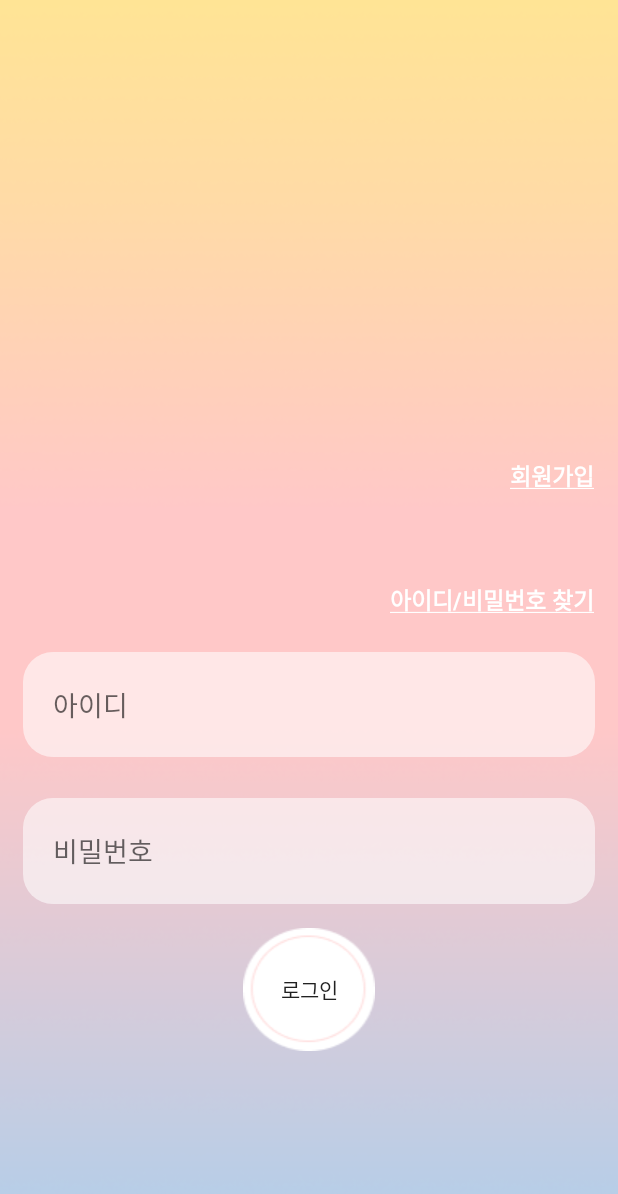
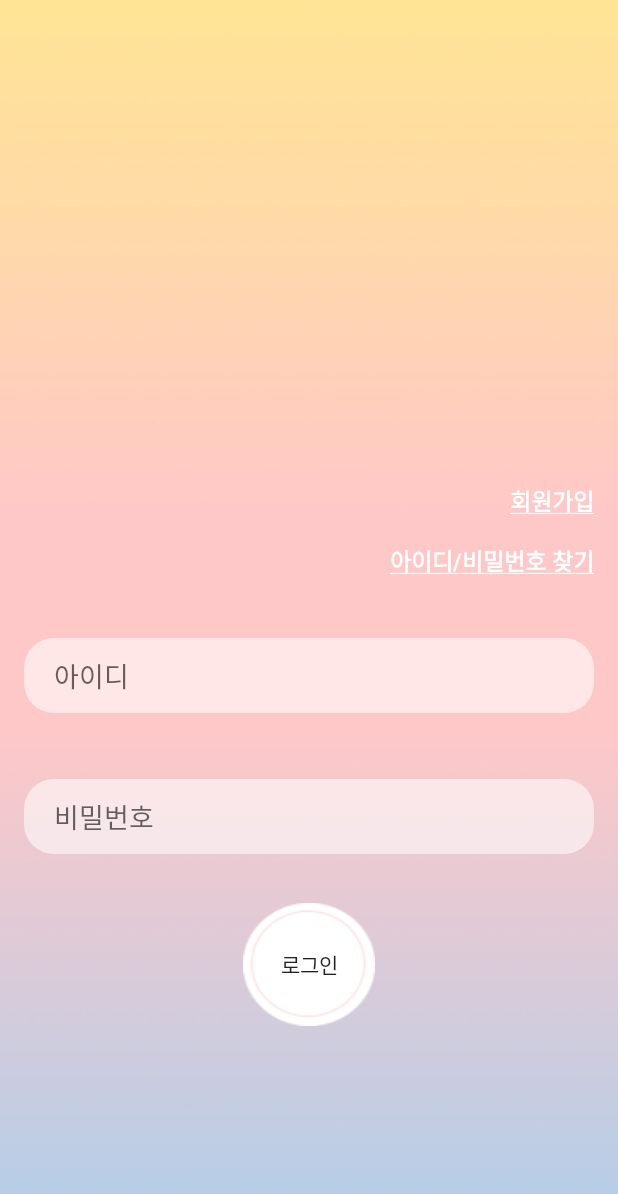
Before and after one commit to ynnij/HiBuyPhotocard, an Android app: the LoginActivity screen opened directly, with no data from a screen before it, on a phone screen of 412 x 824 dp. Shown: the top 1194 px of the screen. Run offline under Robolectric (Android 15) with nearby library versions, the phone set to English and light mode, and no system bars; our stand-ins replace Firebase (no records; nobody signed in at launch, a user with empty details on screens opened directly).

Commit message:
chore: 로그인 위해 필요한 파일 가져옴

```diff
--- a/app/src/main/java/com/example/hibuyphotocard/LoginActivity.java
+++ b/app/src/main/java/com/example/hibuyphotocard/LoginActivity.java
@@ -7,6 +7,7 @@ import android.view.View;
 import android.widget.Button;
 import android.widget.EditText;
 import android.widget.TextView;
+import android.widget.Toast;
 
 import androidx.annotation.NonNull;
 import androidx.appcompat.app.ActionBar;
@@ -79,11 +80,11 @@ public class LoginActivity extends AppCompatActivity {
                     @Override
                     public void onComplete(@NonNull Task<AuthResult> task) {
                         if (task.isSuccessful()) {
-                            Intent intent = new Intent(getApplicationContext(), SellMainActivity.class);
+                            Intent intent = new Intent(getApplicationContext(), MainActivity.class);
                             startActivity(intent);
                             finish();
                         } else {
-
+                            Toast.makeText(LoginActivity.this, "인증 실패", Toast.LENGTH_SHORT).show();
                         }
                     }
                 });
--- a/app/src/main/res/layout/activity_login.xml
+++ b/app/src/main/res/layout/activity_login.xml
@@ -11,8 +11,8 @@
 
     <EditText
         android:id="@+id/textView_passwd"
-        android:layout_width="0dp"
-        android:layout_height="0dp"
+        android:layout_width="380dp"
+        android:layout_height="50dp"
         android:layout_marginStart="15dp"
         android:layout_marginLeft="15dp"
         android:layout_marginEnd="15dp"
@@ -32,8 +32,8 @@
 
     <EditText
         android:id="@+id/textView_id"
-        android:layout_width="0dp"
-        android:layout_height="0dp"
+        android:layout_width="380dp"
+        android:layout_height="50dp"
         android:layout_marginStart="15dp"
         android:layout_marginLeft="15dp"
         android:layout_marginEnd="15dp"
@@ -67,11 +67,11 @@
     <TextView
         android:id="@+id/textView_signIn"
         android:layout_width="wrap_content"
-        android:layout_height="0dp"
+        android:layout_height="wrap_content"
         android:layout_marginTop="305dp"
-        android:layout_marginEnd="16dp"
+
         android:layout_marginRight="16dp"
-        android:layout_marginBottom="12dp"
+
 
         android:text="회원가입"
         android:textColor="#ffffff"
--- a/app/src/main/res/layout/activity_main.xml
+++ b/app/src/main/res/layout/activity_main.xml
@@ -15,4 +15,10 @@
         app:layout_constraintRight_toRightOf="parent"
         app:layout_constraintTop_toTopOf="parent" />
 
+    <Button
+        android:id="@+id/button"
+        android:layout_width="wrap_content"
+        android:layout_height="wrap_content"
+        android:text="판매" />
+
 </androidx.constraintlayout.widget.ConstraintLayout>
```
Also changed, not shown: app/src/main/java/com/example/hibuyphotocard/MainActivity.java (+16 -0 lines).
